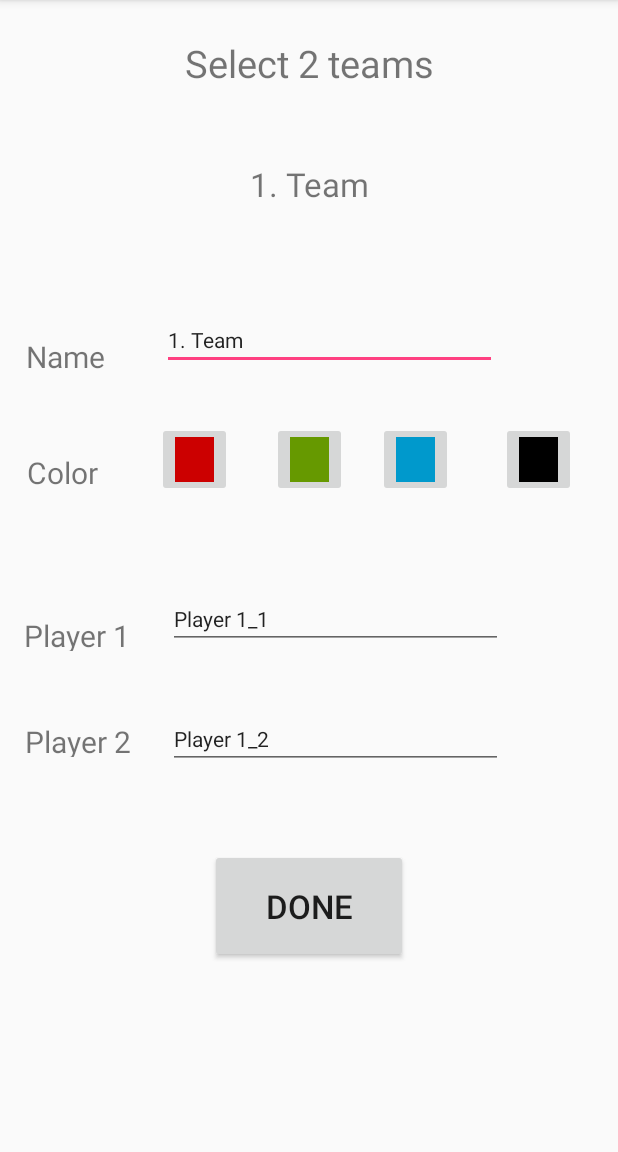
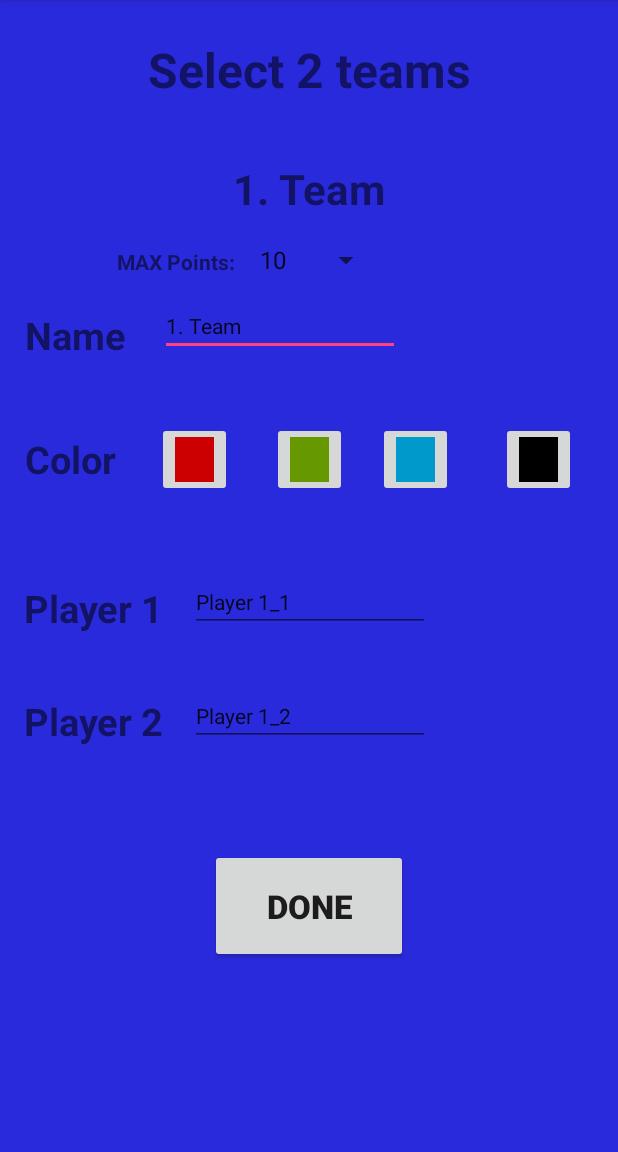
Before and after one commit to gapso8/ActivityGame, an Android app: the TeamsActivity screen opened directly, with no data from a screen before it, on a phone screen of 412 x 824 dp, the part 84-1236 px from its top. Run offline under Robolectric (Android 15) with nearby library versions, the phone set to English and light mode, and no system bars.

```diff
--- a/app/src/main/java/com/example/gaper/activity/TeamsActivity.java
+++ b/app/src/main/java/com/example/gaper/activity/TeamsActivity.java
@@ -3,15 +3,18 @@ package com.example.gaper.activity;
 import android.content.Intent;
 import android.os.Bundle;
 import android.view.View;
+import android.widget.ArrayAdapter;
 import android.widget.Button;
 import android.widget.EditText;
 import android.widget.ImageButton;
+import android.widget.Spinner;
 import android.widget.TextView;
 import android.widget.Toast;
 
 public class TeamsActivity extends MainActivity {
 
     private TextView text;
+    private TextView maxPoints;
     private EditText nameInput;
 
     private ImageButton red;
@@ -24,6 +27,7 @@ public class TeamsActivity extends MainActivity {
 
     private Button done;
 
+
     private float scale;
 
     ImageButton[] buttons;
@@ -32,6 +36,10 @@ public class TeamsActivity extends MainActivity {
     String[] teamName = new String[2];
     String[] teamColor = new String[2];
     String[][] players = new String[2][2];
+    String[] points = {"10", "15", "20", "25", "30"};
+    String stringPointNum;
+
+    Spinner spinner;
 
     @Override
     protected void onCreate(Bundle savedInstanceState) {
@@ -39,8 +47,18 @@ public class TeamsActivity extends MainActivity {
         setContentView(R.layout.activity_teams);
 
         text = (TextView) findViewById(R.id.text);
+        maxPoints = (TextView) findViewById(R.id.maxPoints);
         nameInput = (EditText) findViewById(R.id.nameInput);
         nameInput.setText(text.getText().toString());
+
+        spinner = (Spinner) findViewById(R.id.spinner);
+
+        ArrayAdapter<String> myAdapter = new ArrayAdapter<>(TeamsActivity.this,
+                android.R.layout.simple_list_item_1, points);
+
+        myAdapter.setDropDownViewResource(android.R.layout.simple_list_item_1);
+
+        spinner.setAdapter(myAdapter);
 
         buttons = new ImageButton[]{
                 red = (ImageButton) findViewById(R.id.red),
@@ -62,14 +80,19 @@ public class TeamsActivity extends MainActivity {
             @Override
             public void onClick(View v) {
                     if (text.getText().equals("1. Team")) {
-                        if(checkInfo())
+                        if(checkInfo()) {
                             setInfo(0);
+                            spinner.setVisibility(View.INVISIBLE);
+                            maxPoints.setVisibility(View.INVISIBLE);
+                        }
+
                     } else if (checkInfo()){
                         setInfo(1);
                         Bundle myBund = new Bundle();
                         myBund.putStringArray("teamName", teamName);
                         myBund.putStringArray("teamColor", teamColor);
                         myBund.putSerializable("players", players);
+                        myBund.putString("stringPointsNum", stringPointNum);
                         Intent i = new Intent(TeamsActivity.this, PlayActivity.class);
                         i.putExtras(myBund);
                         startActivity(i);
@@ -126,6 +149,11 @@ public class TeamsActivity extends MainActivity {
         player1Input.setText("Player 2_1");
         player2Input.setText("Player 2_2");
         setButtonScale(buttons, "");
+
+        if (team == 0) {
+            stringPointNum = spinner.getSelectedItem().toString();
+        }
+
     }
 
     private boolean checkInfo() {
--- a/app/src/main/res/layout/activity_main.xml
+++ b/app/src/main/res/layout/activity_main.xml
@@ -4,7 +4,7 @@
     xmlns:tools="http://schemas.android.com/tools"
     android:layout_width="match_parent"
     android:layout_height="match_parent"
-    android:background="#006BB6"
+    android:background="@color/blue"
     tools:context="com.example.gaper.activity.MainActivity">
 
 
--- a/app/src/main/res/layout/activity_teams.xml
+++ b/app/src/main/res/layout/activity_teams.xml
@@ -4,6 +4,7 @@
     xmlns:tools="http://schemas.android.com/tools"
     android:layout_width="match_parent"
     android:layout_height="match_parent"
+    android:background="@color/blue"
     tools:context="com.example.gaper.activity.TeamsActivity">
 
 
@@ -13,6 +14,7 @@
         android:layout_height="76dp"
         android:text="@string/done"
         android:textSize="22sp"
+        android:textStyle="bold"
         app:layout_constraintBottom_toBottomOf="parent"
         app:layout_constraintEnd_toEndOf="parent"
         app:layout_constraintStart_toStartOf="parent"
@@ -25,7 +27,8 @@
         android:layout_height="48dp"
         android:text="@string/selectTeams"
         android:textAlignment="center"
-        android:textSize="25sp"
+        android:textSize="32sp"
+        android:textStyle="bold"
         app:layout_constraintBottom_toBottomOf="parent"
         app:layout_constraintEnd_toEndOf="parent"
         app:layout_constraintHorizontal_bias="0.0"
@@ -39,7 +42,8 @@
         android:layout_height="wrap_content"
         android:text="@string/team"
         android:textAlignment="center"
-        android:textSize="22sp"
+        android:textSize="28sp"
+        android:textStyle="bold"
         app:layout_constraintBottom_toBottomOf="parent"
         app:layout_constraintEnd_toEndOf="parent"
         app:layout_constraintHorizontal_bias="0.0"
@@ -50,45 +54,47 @@
     <TextView
         android:id="@+id/teamName"
         android:layout_width="wrap_content"
-        android:layout_height="25dp"
+        android:layout_height="wrap_content"
         android:text="@string/teamName"
         android:textAlignment="center"
-        android:textSize="20sp"
+        android:textSize="25sp"
+        android:textStyle="bold"
         app:layout_constraintBottom_toBottomOf="parent"
         app:layout_constraintEnd_toEndOf="parent"
-        app:layout_constraintHorizontal_bias="0.049"
+        app:layout_constraintHorizontal_bias="0.048"
         app:layout_constraintStart_toStartOf="parent"
         app:layout_constraintTop_toTopOf="parent"
-        app:layout_constraintVertical_bias="0.302" />
+        app:layout_constraintVertical_bias="0.281" />
 
     <TextView
         android:id="@+id/teamColor"
         android:layout_width="wrap_content"
-        android:layout_height="35dp"
+        android:layout_height="wrap_content"
         android:text="@string/teamColor"
         android:textAlignment="center"
-        android:textSize="20sp"
+        android:textSize="25sp"
+        android:textStyle="bold"
         app:layout_constraintBottom_toBottomOf="parent"
         app:layout_constraintEnd_toEndOf="parent"
-        app:layout_constraintHorizontal_bias="0.05"
+        app:layout_constraintHorizontal_bias="0.047"
         app:layout_constraintStart_toStartOf="parent"
         app:layout_constraintTop_toTopOf="parent"
-        app:layout_constraintVertical_bias="0.411" />
+        app:layout_constraintVertical_bias="0.394" />
 
     <EditText
         android:id="@+id/nameInput"
-        android:layout_width="223dp"
-        android:layout_height="35dp"
+        android:layout_width="wrap_content"
+        android:layout_height="wrap_content"
         android:ems="10"
         android:inputType="textPersonName"
         android:text="@string/team_name"
         android:textSize="14sp"
         app:layout_constraintBottom_toBottomOf="parent"
         app:layout_constraintEnd_toEndOf="parent"
-        app:layout_constraintHorizontal_bias="0.573"
+        app:layout_constraintHorizontal_bias="0.424"
         app:layout_constraintStart_toStartOf="parent"
         app:layout_constraintTop_toTopOf="parent"
-        app:layout_constraintVertical_bias="0.288" />
+        app:layout_constraintVertical_bias="0.271" />
 
 
     <ImageButton
@@ -154,58 +160,83 @@
     <TextView
         android:id="@+id/player1"
         android:layout_width="wrap_content"
-        android:layout_height="24dp"
+        android:layout_height="wrap_content"
         android:text="@string/player_1"
-        android:textSize="20sp"
+        android:textSize="25sp"
+        android:textStyle="bold"
         app:layout_constraintBottom_toBottomOf="parent"
         app:layout_constraintEnd_toEndOf="parent"
-        app:layout_constraintHorizontal_bias="0.047"
+        app:layout_constraintHorizontal_bias="0.051"
         app:layout_constraintStart_toStartOf="parent"
         app:layout_constraintTop_toTopOf="parent"
-        app:layout_constraintVertical_bias="0.551" />
+        app:layout_constraintVertical_bias="0.529" />
 
     <TextView
         android:id="@+id/player2"
         android:layout_width="wrap_content"
-        android:layout_height="24dp"
+        android:layout_height="wrap_content"
         android:text="@string/player_2"
-        android:textSize="20sp"
+        android:textSize="25sp"
+        android:textStyle="bold"
         app:layout_constraintBottom_toBottomOf="parent"
         app:layout_constraintEnd_toEndOf="parent"
-        app:layout_constraintHorizontal_bias="0.049"
+        app:layout_constraintHorizontal_bias="0.051"
         app:layout_constraintStart_toStartOf="parent"
         app:layout_constraintTop_toTopOf="parent"
-        app:layout_constraintVertical_bias="0.646" />
+        app:layout_constraintVertical_bias="0.632" />
 
     <EditText
         android:id="@+id/player1Input"
-        android:layout_width="223dp"
-        android:layout_height="35dp"
+        android:layout_width="wrap_content"
+        android:layout_height="wrap_content"
         android:ems="10"
         android:inputType="textPersonName"
         android:text="@string/player_1_input"
         android:textSize="14sp"
         app:layout_constraintBottom_toBottomOf="parent"
         app:layout_constraintEnd_toEndOf="parent"
-        app:layout_constraintHorizontal_bias="0.595"
+        app:layout_constraintHorizontal_bias="0.502"
         app:layout_constraintStart_toStartOf="parent"
         app:layout_constraintTop_toTopOf="parent"
-        app:layout_constraintVertical_bias="0.542" />
+        app:layout_constraintVertical_bias="0.524" />
 
     <EditText
         android:id="@+id/player2Input"
-        android:layout_width="223dp"
-        android:layout_height="38dp"
+        android:layout_width="wrap_content"
+        android:layout_height="wrap_content"
         android:ems="10"
         android:inputType="textPersonName"
         android:text="@string/player_2_input"
         android:textSize="14sp"
         app:layout_constraintBottom_toBottomOf="parent"
         app:layout_constraintEnd_toEndOf="parent"
-        app:layout_constraintHorizontal_bias="0.595"
+        app:layout_constraintHorizontal_bias="0.502"
         app:layout_constraintStart_toStartOf="parent"
         app:layout_constraintTop_toTopOf="parent"
-        app:layout_constraintVertical_bias="0.65" />
+        app:layout_constraintVertical_bias="0.628" />
+
+    <Spinner
+        android:id="@+id/spinner"
+        android:layout_width="wrap_content"
+        android:layout_height="wrap_content"
+        app:layout_constraintBottom_toBottomOf="parent"
+        app:layout_constraintEnd_toEndOf="parent"
+        app:layout_constraintStart_toStartOf="parent"
+        app:layout_constraintTop_toTopOf="parent"
+        app:layout_constraintVertical_bias="0.207" />
+
+    <TextView
+        android:id="@+id/maxPoints"
+        android:layout_width="wrap_content"
+        android:layout_height="wrap_content"
+        android:text="@string/max_points"
+        android:textStyle="bold"
+        app:layout_constraintBottom_toBottomOf="parent"
+        app:layout_constraintEnd_toStartOf="@+id/spinner"
+        app:layout_constraintHorizontal_bias="1.0"
+        app:layout_constraintStart_toStartOf="parent"
+        app:layout_constraintTop_toTopOf="parent"
+        app:layout_constraintVertical_bias="0.220" />
 
 
 </android.support.constraint.ConstraintLayout>
--- a/app/src/main/res/values/strings.xml
+++ b/app/src/main/res/values/strings.xml
@@ -46,4 +46,6 @@
     <string name="move2">TextView</string>
     <string name="w1">TextView</string>
     <string name="w2">TextView</string>
+    <string name="max_points">MAX Points:</string>
+    <string name="max">TextView</string>
 </resources>
--- a/build.gradle
+++ b/build.gradle
@@ -7,7 +7,7 @@ buildscript {
         jcenter()
     }
     dependencies {
-        classpath 'com.android.tools.build:gradle:3.1.3'
+        classpath 'com.android.tools.build:gradle:3.3.0'
 
 
         // NOTE: Do not place your application dependencies here; they belong
```
Also changed, not shown: app/src/main/java/com/example/gaper/activity/EndActivity.java (+4 -13 lines), app/src/main/java/com/example/gaper/activity/PlayActivity.java (+36 -1 lines), app/src/main/java/com/example/gaper/activity/database/MyDatabase.java (+12 -0 lines), app/src/main/res/layout/play_activity.xml (+21 -6 lines), app/src/main/res/drawable-hdpi/startbutton.jpg (deleted), app/src/main/res/drawable-mdpi/startbutton.jpg (deleted), app/src/main/res/drawable-xhdpi/startbutton.jpg (deleted), app/src/main/res/drawable-xxhdpi/startbutton.jpg (deleted), app/src/main/res/drawable-xxxhdpi/startbutton.jpg (deleted), gradle/wrapper/gradle-wrapper.properties. Lines whose indentation alone changed are shown as unchanged.
